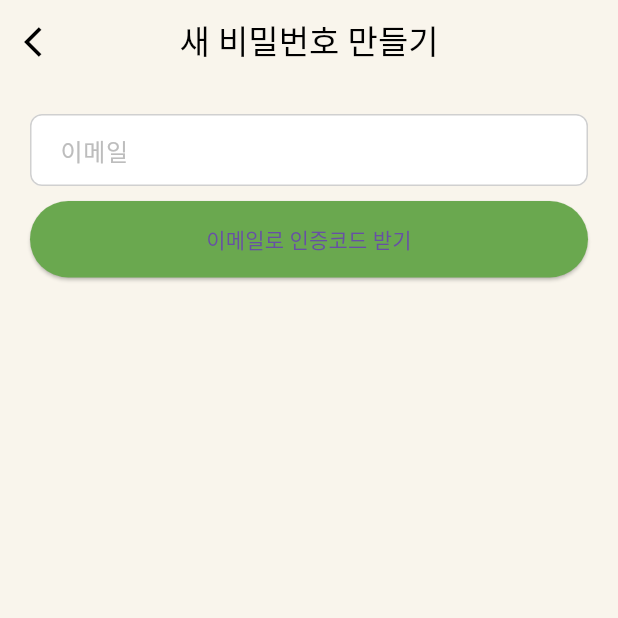
After one commit to minmin02/guardpayFlutter, a Flutter app: the ResetPasswordScreen screen opened by its route, on a phone screen of 412 x 824 dp, the top half of it. The commit adds this screen. Run offline on Flutter 3.47's test engine with Material 3 defaults, Android fonts, the phone set to English and light mode, and no system bars.

```diff
--- /dev/null
+++ b/lib/features/auth/screens/reset_password_screen.dart
@@ -0,0 +1,160 @@
+import 'package:flutter/material.dart';
+import 'package:http/http.dart' as http;
+import 'dart:convert';
+
+class ResetPasswordScreen extends StatefulWidget {
+  const ResetPasswordScreen({super.key});
+
+  @override
+  State<ResetPasswordScreen> createState() => _ResetPasswordScreenState();
+}
+
+class _ResetPasswordScreenState extends State<ResetPasswordScreen> {
+  final _emailController = TextEditingController();
+  final _codeController = TextEditingController();
+  final _passwordController = TextEditingController();
+  final _passwordConfirmController = TextEditingController();
+
+  bool _isCodeSent = false;
+  bool _isLoading = false;
+
+  // 이메일로 인증코드 보내기
+  Future<void> _sendCode() async {
+    if (_emailController.text.isEmpty) {
+      ScaffoldMessenger.of(context).showSnackBar(
+        const SnackBar(content: Text('이메일을 입력해주세요.')),
+      );
+      return;
+    }
+    setState(() => _isLoading = true);
+    try {
+      // TODO: 실제 API 연결 필요 (예시)
+      await Future.delayed(const Duration(seconds: 1));
+      setState(() => _isCodeSent = true);
+      ScaffoldMessenger.of(context).showSnackBar(
+        const SnackBar(content: Text('인증 코드가 전송되었습니다.')),
+      );
+    } finally {
+      setState(() => _isLoading = false);
+    }
+  }
+
+  // 새 비밀번호 설정
+  Future<void> _resetPassword() async {
+    if (_codeController.text.isEmpty ||
+        _passwordController.text.isEmpty ||
+        _passwordConfirmController.text.isEmpty) {
+      ScaffoldMessenger.of(context).showSnackBar(
+        const SnackBar(content: Text('모든 필드를 입력해주세요.')),
+      );
+      return;
+    }
+    if (_passwordController.text != _passwordConfirmController.text) {
+      ScaffoldMessenger.of(context).showSnackBar(
+        const SnackBar(content: Text('비밀번호가 일치하지 않습니다.')),
+      );
+      return;
+    }
+
+    setState(() => _isLoading = true);
+    try {
+      // TODO: 실제 비밀번호 재설정 API로 변경
+      final apiUrl = 'http://10.0.2.2:8080/api/auth/reset-password';
+      final response = await http.post(
+        Uri.parse(apiUrl),
+        headers: {'Content-Type': 'application/json'},
+        body: jsonEncode({
+          'email': _emailController.text,
+          'code': _codeController.text,
+          'newPassword': _passwordController.text,
+        }),
+      );
+
+      if (response.statusCode == 200) {
+        ScaffoldMessenger.of(context).showSnackBar(
+          const SnackBar(content: Text('비밀번호가 변경되었습니다.')),
+        );
+        await Future.delayed(const Duration(seconds: 1));
+        Navigator.pushReplacementNamed(context, '/login');
+      } else {
+        ScaffoldMessenger.of(context).showSnackBar(
+          const SnackBar(content: Text('비밀번호 변경 실패. 다시 시도해주세요.')),
+        );
+      }
+    } catch (e) {
+      ScaffoldMessenger.of(context).showSnackBar(
+        const SnackBar(content: Text('서버와 통신할 수 없습니다.')),
+      );
+    } finally {
+      setState(() => _isLoading = false);
+    }
+  }
+
+  @override
+  Widget build(BuildContext context) {
+    return Scaffold(
+      appBar: AppBar(
+        backgroundColor: const Color(0xFFF9F5EC),
+        elevation: 0,
+        leading: IconButton(
+          icon: const Icon(Icons.arrow_back_ios, color: Colors.black),
+          onPressed: () => Navigator.pop(context),
+        ),
+        title: const Text(
+          '새 비밀번호 만들기',
+          style: TextStyle(color: Colors.black),
+        ),
+        centerTitle: true,
+      ),
+      body: Padding(
+        padding: const EdgeInsets.all(20),
+        child: Column(
+          crossAxisAlignment: CrossAxisAlignment.stretch,
+          children: [
+            TextField(
+              controller: _emailController,
+              decoration: const InputDecoration(hintText: '이메일'),
+            ),
+            const SizedBox(height: 10),
+            ElevatedButton(
+              onPressed: _isLoading ? null : _sendCode,
+              style: ElevatedButton.styleFrom(
+                backgroundColor: const Color(0xFF6AA84F),
+                padding: const EdgeInsets.symmetric(vertical: 15),
+              ),
+              child: const Text('이메일로 인증코드 받기'),
+            ),
+            const SizedBox(height: 20),
+            if (_isCodeSent) ...[
+              TextField(
+                controller: _codeController,
+                decoration: const InputDecoration(hintText: '인증코드'),
+              ),
+              const SizedBox(height: 10),
+              TextField(
+                controller: _passwordController,
+                obscureText: true,
+                decoration: const InputDecoration(hintText: '새 비밀번호'),
+              ),
+              const SizedBox(height: 10),
+              TextField(
+                controller: _passwordConfirmController,
+                obscureText: true,
+                decoration: const InputDecoration(hintText: '비밀번호 재입력'),
+              ),
+              const SizedBox(height: 20),
+              ElevatedButton(
+                onPressed: _isLoading ? null : _resetPassword,
+                style: ElevatedButton.styleFrom(
+                  backgroundColor: const Color(0xFF6AA84F),
+                  padding: const EdgeInsets.symmetric(vertical: 15),
+                ),
+                child: const Text('확인'),
+              ),
+            ],
+          ],
+        ),
+      ),
+    );
+  }
+}
--- a/lib/features/auth/screens/signup_screen.dart
+++ b/lib/features/auth/screens/signup_screen.dart
@@ -92,12 +92,16 @@ class _SignupScreenState extends State<SignupScreen> {
         nickname: _nicknameController.text,
       );
       _showSnackBar(message);
-      // TODO: 가입 성공 후 로그인 화면으로 이동
+
+      // ✅ 회원가입 성공 시 로그인 화면으로 이동
+      await Future.delayed(const Duration(seconds: 1)); // 알림 잠깐 보여준 뒤
+      Navigator.pushReplacementNamed(context, '/login');
     } catch (e) {
       _showSnackBar(e.toString().replaceFirst('Exception: ', ''));
     } finally {
       setState(() { _isLoading = false; });
     }
+
   }
 
   // 간결한 SnackBar 표시 유틸리티
```
Also changed, not shown: lib/features/auth/screens/login_screen.dart (+49 -148 lines), lib/main.dart (+9 -7 lines), pubspec.lock.
